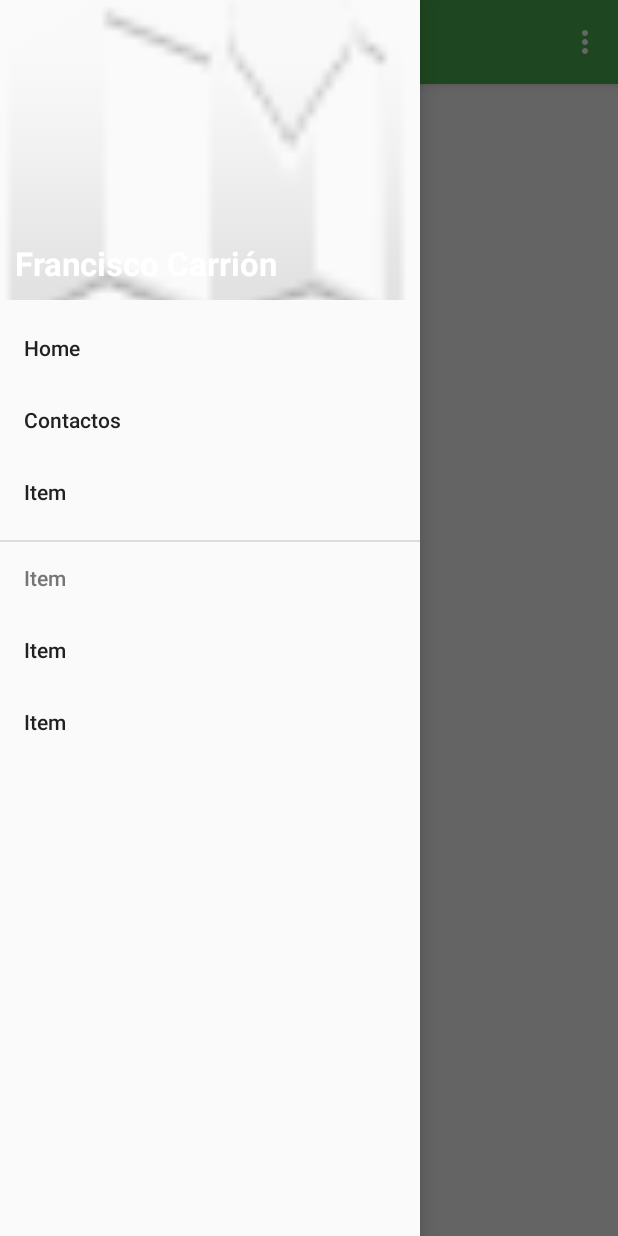
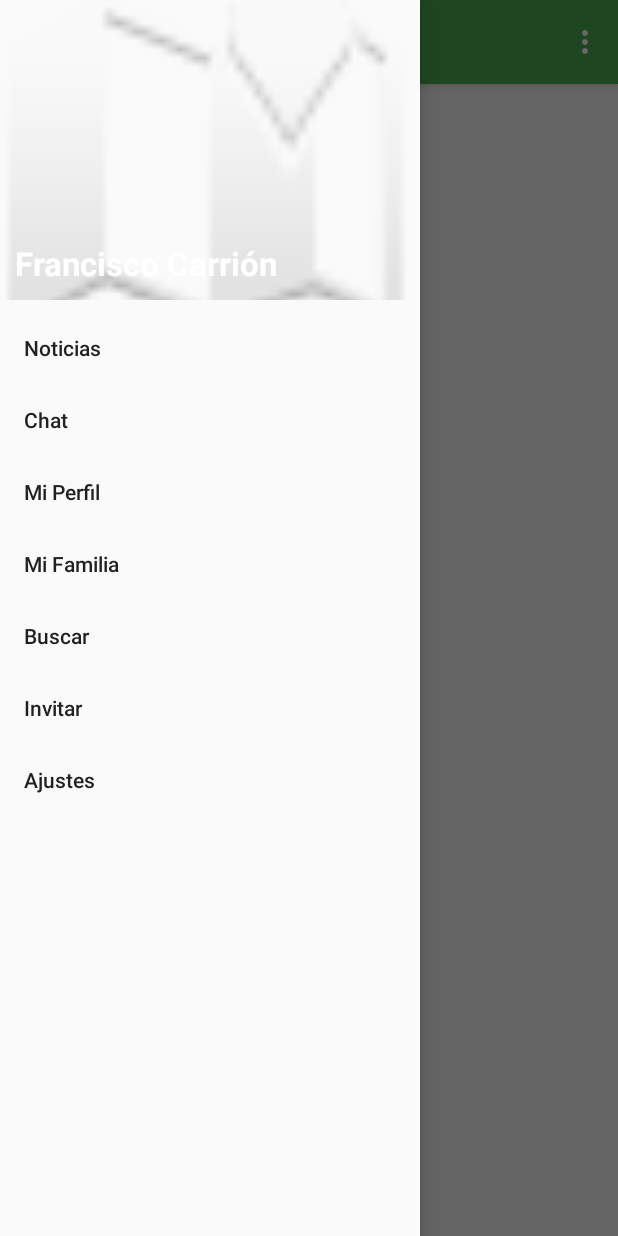
Before and after one commit to strikersfran/MyFamily, an Android app: the fragment ChatFragment placed in its activity, with the side drawer open, on a phone screen of 412 x 824 dp. Run offline under Robolectric (Android 15) with nearby library versions, the phone set to English and light mode, and no system bars.

Commit message:
Agregando opciones reales al menu

```diff
--- a/app/src/main/java/ve/com/strikersfran/myfamily/ContactosFragment.java
+++ b/app/src/main/java/ve/com/strikersfran/myfamily/ChatFragment.java
@@ -10,10 +10,10 @@ import android.view.ViewGroup;
 
 /**
  * A simple {@link Fragment} subclass.
- * Use the {@link ContactosFragment#newInstance} factory method to
+ * Use the {@link ChatFragment#newInstance} factory method to
  * create an instance of this fragment.
  */
-public class ContactosFragment extends Fragment {
+public class ChatFragment extends Fragment {
     // TODO: Rename parameter arguments, choose names that match
     // the fragment initialization parameters, e.g. ARG_ITEM_NUMBER
     private static final String ARG_PARAM1 = "param1";
@@ -24,7 +24,7 @@ public class ContactosFragment extends Fragment {
     private String mParam2;
 
 
-    public ContactosFragment() {
+    public ChatFragment() {
         // Required empty public constructor
     }
 
@@ -34,11 +34,11 @@ public class ContactosFragment extends Fragment {
      *
      * @param param1 Parameter 1.
      * @param param2 Parameter 2.
-     * @return A new instance of fragment ContactosFragment.
+     * @return A new instance of fragment ChatFragment.
      */
     // TODO: Rename and change types and number of parameters
-    public static ContactosFragment newInstance(String param1, String param2) {
-        ContactosFragment fragment = new ContactosFragment();
+    public static ChatFragment newInstance(String param1, String param2) {
+        ChatFragment fragment = new ChatFragment();
         Bundle args = new Bundle();
         args.putString(ARG_PARAM1, param1);
         args.putString(ARG_PARAM2, param2);
@@ -59,7 +59,7 @@ public class ContactosFragment extends Fragment {
     public View onCreateView(LayoutInflater inflater, ViewGroup container,
                              Bundle savedInstanceState) {
         // Inflate the layout for this fragment
-        return inflater.inflate(R.layout.fragment_contactos, container, false);
+        return inflater.inflate(R.layout.fragment_chat, container, false);
     }
 
 }
--- a/app/src/main/java/ve/com/strikersfran/myfamily/MainActivity.java
+++ b/app/src/main/java/ve/com/strikersfran/myfamily/MainActivity.java
@@ -39,12 +39,12 @@ public class MainActivity extends AppCompatActivity {
                         Fragment fragment = null;
 
                         switch (menuItem.getItemId()) {
-                            case R.id.menu_opcion_home:
-                                fragment = new HomeFragment();
+                            case R.id.menu_opcion_noticias:
+                                fragment = new NoticiasFragment();
                                 fragmentTransaction = true;
                                 break;
-                            case R.id.menu_opcion_contactos:
-                                fragment = new ContactosFragment();
+                            case R.id.menu_opcion_chat:
+                                fragment = new ChatFragment();
                                 fragmentTransaction = true;
                                 break;
                         }
--- a/app/src/main/java/ve/com/strikersfran/myfamily/HomeFragment.java
+++ b/app/src/main/java/ve/com/strikersfran/myfamily/NoticiasFragment.java
@@ -1,6 +1,5 @@
 package ve.com.strikersfran.myfamily;
 
-import android.content.Context;
 import android.net.Uri;
 import android.os.Bundle;
 import android.support.v4.app.Fragment;
@@ -12,12 +11,12 @@ import android.view.ViewGroup;
 /**
  * A simple {@link Fragment} subclass.
  * Activities that contain this fragment must implement the
- * {@link HomeFragment.OnFragmentInteractionListener} interface
+ * {@link NoticiasFragment.OnFragmentInteractionListener} interface
  * to handle interaction events.
- * Use the {@link HomeFragment#newInstance} factory method to
+ * Use the {@link NoticiasFragment#newInstance} factory method to
  * create an instance of this fragment.
  */
-public class HomeFragment extends Fragment {
+public class NoticiasFragment extends Fragment {
     // TODO: Rename parameter arguments, choose names that match
     // the fragment initialization parameters, e.g. ARG_ITEM_NUMBER
     private static final String ARG_PARAM1 = "param1";
@@ -29,7 +28,7 @@ public class HomeFragment extends Fragment {
 
     private OnFragmentInteractionListener mListener;
 
-    public HomeFragment() {
+    public NoticiasFragment() {
         // Required empty public constructor
     }
 
@@ -39,11 +38,11 @@ public class HomeFragment extends Fragment {
      *
      * @param param1 Parameter 1.
      * @param param2 Parameter 2.
-     * @return A new instance of fragment HomeFragment.
+     * @return A new instance of fragment NoticiasFragment.
      */
     // TODO: Rename and change types and number of parameters
-    public static HomeFragment newInstance(String param1, String param2) {
-        HomeFragment fragment = new HomeFragment();
+    public static NoticiasFragment newInstance(String param1, String param2) {
+        NoticiasFragment fragment = new NoticiasFragment();
         Bundle args = new Bundle();
         args.putString(ARG_PARAM1, param1);
         args.putString(ARG_PARAM2, param2);
@@ -64,7 +63,7 @@ public class HomeFragment extends Fragment {
     public View onCreateView(LayoutInflater inflater, ViewGroup container,
                              Bundle savedInstanceState) {
         // Inflate the layout for this fragment
-        return inflater.inflate(R.layout.fragment_home, container, false);
+        return inflater.inflate(R.layout.fragment_noticias, container, false);
     }
 
     // TODO: Rename method, update argument and hook method into UI event
--- a/app/src/main/res/layout/fragment_contactos.xml
+++ b/app/src/main/res/layout/fragment_chat.xml
@@ -3,12 +3,12 @@
     xmlns:tools="http://schemas.android.com/tools"
     android:layout_width="match_parent"
     android:layout_height="match_parent"
-    tools:context=".ContactosFragment">
+    tools:context=".ChatFragment">
 
     <!-- TODO: Update blank fragment layout -->
     <TextView
         android:layout_width="match_parent"
         android:layout_height="match_parent"
-        android:text="Mis Contactos" />
+        android:text="Mis Chat" />
 
 </FrameLayout>
--- a/app/src/main/res/layout/fragment_home.xml
+++ b/app/src/main/res/layout/fragment_noticias.xml
@@ -3,7 +3,7 @@
     xmlns:tools="http://schemas.android.com/tools"
     android:layout_width="match_parent"
     android:layout_height="match_parent"
-    tools:context=".HomeFragment">
+    tools:context=".NoticiasFragment">
 
     <!-- TODO: Update blank fragment layout -->
     <TextView
--- a/app/src/main/res/menu/menu_navview.xml
+++ b/app/src/main/res/menu/menu_navview.xml
@@ -1,19 +1,31 @@
 <?xml version="1.0" encoding="utf-8"?>
-<menu xmlns:tools="http://schemas.android.com/tools"
+<menu xmlns:app="http://schemas.android.com/apk/res-auto"
+    xmlns:tools="http://schemas.android.com/tools"
     xmlns:android="http://schemas.android.com/apk/res/android">
 
     <group android:checkableBehavior="single">
         <item
-            android:title="Home"
-            android:id="@+id/menu_opcion_home"/>
-        <item android:title="Contactos"
-            android:id="@+id/menu_opcion_contactos"/>
-        <item android:title="Item" />
+            android:id="@+id/menu_opcion_noticias"
+            android:title="@string/opcion_noticias" />
+        <item
+            android:id="@+id/menu_opcion_chat"
+            android:title="@string/opcion_chat" />
+        <item
+            android:id="@+id/menu_opcion_mi_perfil"
+            android:title="@string/opcion_mi_perfil" />
+        <item
+            android:id="@+id/menu_opcion_mi_familia"
+            android:title="@string/opcion_mi_familia" />
     </group>
-    <item android:title="Item" >
-        <menu >
-            <item android:title="Item" />
-            <item android:title="Item" />
-        </menu>
-    </item>
+    <group android:checkableBehavior="single">
+        <item
+            android:id="@+id/menu_opcion_buscar"
+            android:title="@string/opcion_buscar" />
+        <item
+            android:id="@+id/menu_opcion_invitar"
+            android:title="@string/opcion_invitar" />
+        <item
+            android:id="@+id/menu_opcion_ajustes"
+            android:title="@string/opcion_ajustes" />
+    </group>
 </menu>
--- a/app/src/main/res/values/strings.xml
+++ b/app/src/main/res/values/strings.xml
@@ -6,4 +6,11 @@
 
     <!-- TODO: Remove or change this placeholder text -->
     <string name="hello_blank_fragment">Hello blank fragment</string>
+    <string name="opcion_noticias">Noticias</string>
+    <string name="opcion_chat">Chat</string>
+    <string name="opcion_mi_perfil">Mi Perfil</string>
+    <string name="opcion_mi_familia">Mi Familia</string>
+    <string name="opcion_buscar">Buscar</string>
+    <string name="opcion_invitar">Invitar</string>
+    <string name="opcion_ajustes">Ajustes</string>
 </resources>
```
